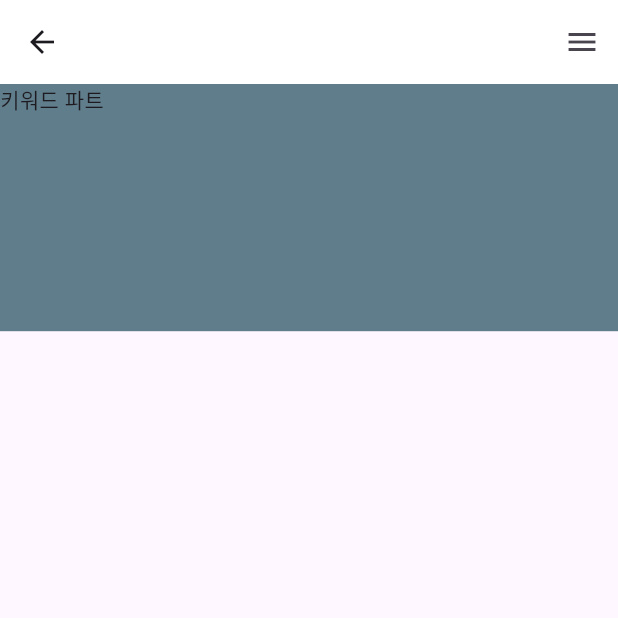
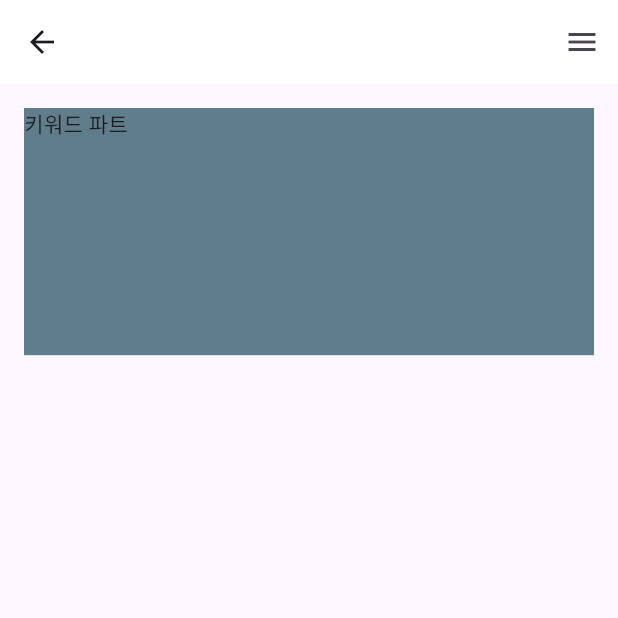
Before and after one commit to JangHyeonu/hackertohn_a, a Flutter app: the AlarmListScreen screen opened by its route, on a phone screen of 412 x 824 dp, the top half of it. Run offline on Flutter 3.47's test engine with Material 3 defaults, Android fonts, the phone set to English and light mode, and no system bars; our stand-ins replace cloud_firestore, firebase_auth, firebase_core, flutter_dotenv, flutter_riverpod, fluttertoast and 7 more; accounts and stored records are empty.

Commit message:
알림, 키워드 작업중

```diff
--- a/lib/_common/layout/default_layout.dart
+++ b/lib/_common/layout/default_layout.dart
@@ -94,7 +94,7 @@ class _DefaultLayoutState extends ConsumerState<DefaultLayout> {
         accountName: Text(state!.displayName!),
         accountEmail: Text(state!.email!),
         otherAccountsPictures: [
-          IconButton(onPressed: (){}, icon: Icon(Icons.add_alert), color: Colors.white)
+          IconButton(onPressed: (){}, icon: const Icon(Icons.add_alert), color: Colors.white)
         ],
       );
     }
--- a/lib/alarm/view/alarm_list_screen.dart
+++ b/lib/alarm/view/alarm_list_screen.dart
@@ -18,7 +18,7 @@ class AlarmListScreen extends ConsumerStatefulWidget {
   });
 
   @override
-  ConsumerState<ConsumerStatefulWidget> createState() => AlarmListScreenState(pageNo);
+  ConsumerState<ConsumerStatefulWidget> createState() { return AlarmListScreenState(pageNo); }
 }
 
 class AlarmListScreenState extends ConsumerState<AlarmListScreen> {
@@ -33,10 +33,8 @@ class AlarmListScreenState extends ConsumerState<AlarmListScreen> {
     // TODO: implement initState
     super.initState();
 
+    // DB 데이터 조회 : 알람 목록
     ref.read(alarmListProvider.notifier).readList(1);
-
-    debugPrint("::: ${UserStateNotifier.getInstance2().state?.userModelId}");
-    debugPrint("::: ${ref.read(alarmListProvider).length}");
   }
 
   @override
@@ -47,42 +45,51 @@ class AlarmListScreenState extends ConsumerState<AlarmListScreen> {
 
     return DefaultLayout(
         sideBarOffYn: false,
+        isResize: false,
+        child: Padding(
+          padding: const EdgeInsets.all(16.0),
           child: Column(
             children: [
+              // TODO
               // 키워드 선택 부분
               Container(
                 width: MediaQuery.of(context).size.width,
                 height: MediaQuery.of(context).size.height * 0.2,
                 color: Colors.blueGrey,
-              child: Text("키워드 파트"),
+                margin: const EdgeInsets.only(bottom: 16.0),
+                child: const Text("키워드 파트"),
               ),
               // 알림 목록 부분
-            Container(
-              // child: ListView.separated(
-              //   itemCount: state.length,
-              //   itemBuilder: (context, index) {
-              //     return InkWell(
-              //       onTap: () {
-              //         // context.push("/alarm/detail/${state[index].alarmUid!}");
-              //       },
-              //       child: Ink(
-              //         decoration: BoxDecoration(
-              //             color: Colors.grey[200]
-              //         ),
-              //         child: AlarmListComponent(
-              //           alarmUid: state[index].alarmUid,
-              //           regDateTime: state[index].regDatetime,
-              //           message: state[index].message,
-              //         ),
-              //       ),
-              //     );
-              //   },
-              //   separatorBuilder: (context, index) {
-              //     return const Divider();
-              //   },
-              // ),
+              SizedBox(
+                  width: MediaQuery.of(context).size.width,
+                  height: MediaQuery.of(context).size.height * 0.6,
+                  child: Container(
+                    // color: Colors.teal,
+                    child: ListView.separated(
+                      itemCount: state.length,
+                      itemBuilder: (context, index) {
+                        return InkWell(
+                          onTap: () => {},
+                          child: Ink(
+                            decoration: const BoxDecoration(
+                                color: Colors.grey
+                            ),
+                            child: AlarmListComponent(
+                              alarmUid: state[index].alarmUid,
+                              regDateTime: state[index].regDatetime,
+                              message: state[index].message,
+                            ),
+                          ),
+                        );
+                      },
+                      separatorBuilder: (context, index) {
+                        return const Drawer();
+                      },
+                    ),
+                  )
               ),
             ],
+          ),
         ),
     );
   }
--- a/lib/event/view/event_list_screen.dart
+++ b/lib/event/view/event_list_screen.dart
@@ -34,11 +34,12 @@ class EventListScreenState extends ConsumerState<EventListScreen> {
 
     // DB에서 행사 목록 조회
     ref.read(eventListProvider.notifier).readList(_pageNo);
-    print("Aaaaaaaaaaaaaaaaaaaaa");
   }
 
   @override
   Widget build(BuildContext context) {
+    debugPrint("event list page build");
+
     // 행사 목록 관리 provider
     final state = ref.watch(eventListProvider);
 
```
Also changed, not shown: lib/alarm/component/alarm_list_component.dart (+10 -5 lines), lib/alarm/component/keyword_component.dart (added, +21 -0 lines), lib/alarm/model/alarm_model.dart (+5 -2 lines), lib/alarm/model/keyword_model.dart (+33 -6 lines), lib/alarm/repository/keyword_repository.dart (added, +26 -0 lines). Lines whose indentation alone changed are shown as unchanged.
